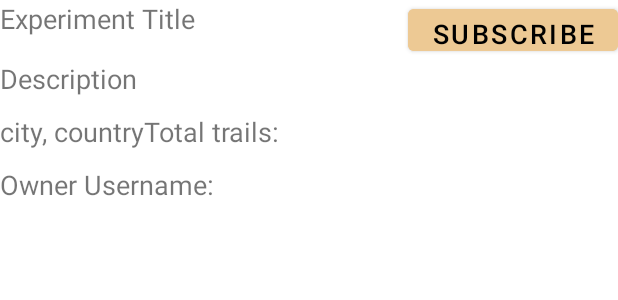
After one commit to CMPUT301W21T24/PenguinDive, an Android app: the layout experiment_content.xml on its own in the app's theme, with its tools: preview values and no code run, on a phone screen of 412 x 824 dp. The commit adds this screen. Shown: the top 300 px of the screen. Run offline under Robolectric (Android 15) with nearby library versions, the phone set to English and light mode, and no system bars.

Commit message:
experiment
mainactivity
experiment class, fragment, customlist
layout: activity, fragment, content

```diff
--- /dev/null
+++ b/app/src/main/res/layout/experiment_content.xml
@@ -0,0 +1,82 @@
+<?xml version="1.0" encoding="utf-8"?>
+<RelativeLayout
+    xmlns:android="http://schemas.android.com/apk/res/android"
+    android:layout_width="match_parent"
+    android:layout_height="match_parent">
+
+    <TextView
+        android:id="@+id/titleText"
+        android:layout_width="wrap_content"
+        android:layout_height="40dp"
+        android:text="Experiment Title"
+        android:textSize="18dp"
+        android:layout_alignParentLeft="true"
+        android:layout_alignParentStart="true" />
+
+    <TextView
+        android:id="@+id/descriptionText"
+        android:layout_width="wrap_content"
+        android:layout_height="35dp"
+        android:layout_below="@id/titleText"
+        android:layout_alignParentStart="true"
+        android:layout_alignParentLeft="true"
+        android:text="Description"
+        android:textSize="18dp" />
+
+    <TextView
+        android:id="@+id/regionText"
+        android:layout_width="wrap_content"
+        android:layout_height="35dp"
+        android:layout_alignParentStart="true"
+        android:layout_alignParentLeft="true"
+        android:text="city, country"
+        android:textSize="18dp"
+        android:layout_below="@id/descriptionText" />
+
+    <TextView
+        android:id="@+id/countView"
+        android:layout_width="wrap_content"
+        android:layout_height="35dp"
+        android:text="Total trails: "
+        android:textSize="18dp"
+        android:layout_toRightOf="@id/regionText"
+        android:layout_marginTop="75dp"/>
+
+    <TextView
+        android:id="@+id/countText"
+        android:layout_width="wrap_content"
+        android:layout_height="35dp"
+        android:textSize="18dp"
+        android:layout_toRightOf="@id/countView"
+        android:layout_marginTop="75dp"/>
+
+    <TextView
+        android:id="@+id/ownerUserNameView"
+        android:layout_width="wrap_content"
+        android:layout_height="35dp"
+        android:layout_alignParentStart="true"
+        android:layout_alignParentLeft="true"
+        android:layout_below="@id/regionText"
+        android:text="Owner Username: "
+        android:textSize="18dp"/>
+
+    <TextView
+        android:id="@+id/ownerUserNameText"
+        android:layout_width="wrap_content"
+        android:layout_height="35dp"
+        android:layout_below="@id/regionText"
+        android:layout_toRightOf="@id/ownerUserNameView"/>
+
+    <Button
+        android:id="@+id/button"
+        android:layout_width="wrap_content"
+        android:layout_height="40dp"
+        android:layout_below="@id/countView"
+        android:layout_alignParentTop="true"
+        android:layout_alignParentRight="true"
+        android:backgroundTint="#EDC994"
+        android:textColor="@color/black"
+        android:textSize="18dp"
+        android:text="Subscribe"/>
+
+</RelativeLayout>
```
Also changed, not shown: app/src/main/java/com/cmput301/penguindive/Experiment.java (added, +25 -0 lines), app/src/main/java/com/cmput301/penguindive/ExperimentCustomList.java (added, +48 -0 lines), app/src/main/java/com/cmput301/penguindive/ExperimentFragment.java (added, +110 -0 lines), app/src/main/java/com/cmput301/penguindive/MainActivity.java (+67 -1 lines), app/src/main/res/layout/experiment_activity.xml (added, +27 -0 lines), app/src/main/res/layout/experiment_fragment.xml (added, +65 -0 lines).
